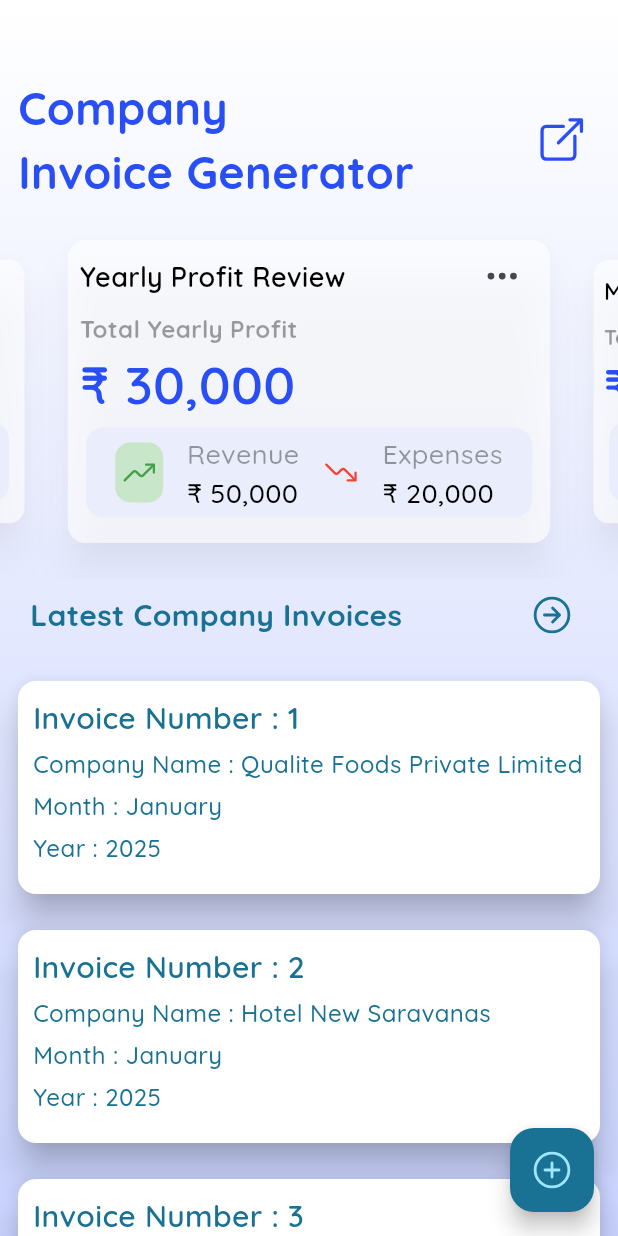
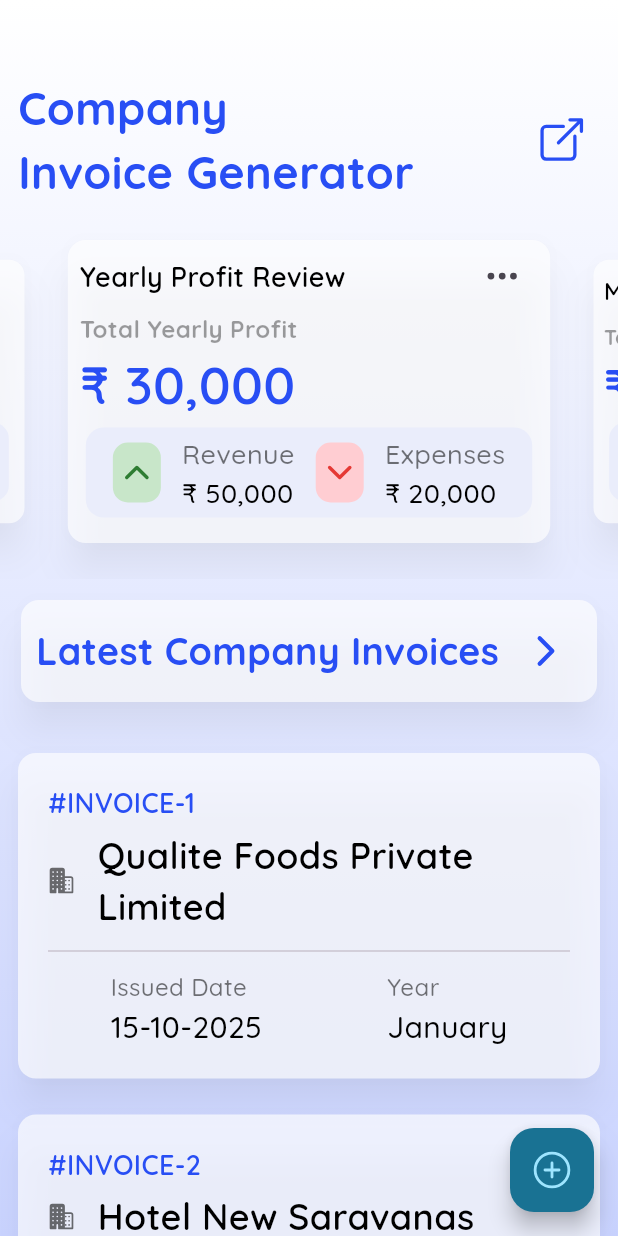
Before and after one commit to Preetham-Prasad-S/flutter-invoice-generator-clean-architecture, a Flutter app: the screen it shows after launch, on a phone screen of 412 x 824 dp. Run offline on Flutter 3.47's test engine with Material 3 defaults, Android fonts, the phone set to English and light mode, and no system bars; drawn by our look-alikes of carousel_slider; our stand-ins replace equatable, file_picker, flutter_riverpod, fpdart, ionicons, supabase_flutter and 1 more; accounts and stored records are empty.

Commit message:
Home screen UI update

```diff
--- a/lib/features/home/presentation/screens/home_screen.dart
+++ b/lib/features/home/presentation/screens/home_screen.dart
@@ -46,28 +46,36 @@
 
               // "Company Invoice" --> title text
               Padding(
-                padding: const EdgeInsets.symmetric(horizontal: 20.0),
+                padding: const EdgeInsets.all(10.0),
+                child: Card(
+                  elevation: 10,
+                  shadowColor: Colors.black26,
+                  color: const Color.fromARGB(171, 255, 255, 255),
+                  child: Padding(
+                    padding: const EdgeInsets.all(10.0),
                     child: Row(
                       mainAxisAlignment: MainAxisAlignment.spaceBetween,
                       children: [
                         Text(
                           "Latest Company Invoices",
                           style: TextStyle(
-                        color: const Color.fromARGB(255, 25, 114, 147),
+                            color: const Color.fromARGB(255, 40, 78, 244),
                             fontFamily: "Quicksand",
-                        fontSize: 20,
+                            fontSize: 25,
                             fontWeight: FontWeight.w700,
                           ),
                         ),
 
                         // Button to go the invoice page
                         IconButton(
-                      color: const Color.fromARGB(255, 25, 114, 147),
+                          color: const Color.fromARGB(255, 40, 78, 244),
                           iconSize: 30,
                           onPressed: () {},
-                      icon: Icon(Ionicons.arrow_forward_circle_outline),
+                          icon: Icon(Ionicons.chevron_forward_outline),
                         ),
                       ],
+                    ),
+                  ),
                 ),
               ),
 
--- a/lib/features/home/presentation/widgets/custom_invoice_card.dart
+++ b/lib/features/home/presentation/widgets/custom_invoice_card.dart
@@ -1,4 +1,5 @@
 import 'package:flutter/material.dart';
+import 'package:ionicons/ionicons.dart';
 
 class CustomInvoiceCard extends StatelessWidget {
   final String invoiceNumber;
@@ -19,55 +20,119 @@
     return Padding(
       padding: const EdgeInsets.symmetric(vertical: 8.0),
       child: SizedBox(
-        height: 150,
         child: Card(
           elevation: 10,
-          color: Colors.white,
+          shadowColor: Colors.black26,
+          color: const Color.fromARGB(171, 255, 255, 255),
           child: Padding(
-            padding: const EdgeInsets.all(10.0),
+            padding: const EdgeInsets.all(20.0),
             child: Column(
-              spacing: 5,
+              crossAxisAlignment: CrossAxisAlignment.start,
+              children: [
+                // Top Half , Invoice and company name
+                Row(
+                  crossAxisAlignment: CrossAxisAlignment.center,
+                  children: [
+                    Column(
                       crossAxisAlignment: CrossAxisAlignment.start,
                       children: [
                         Text(
-                  "Invoice Number : $invoiceNumber",
-                  overflow: TextOverflow.ellipsis,
+                          "#INVOICE-$invoiceNumber",
                           style: TextStyle(
-                    color: const Color.fromARGB(255, 25, 114, 147),
+                            color: const Color.fromARGB(255, 40, 78, 244),
                             fontWeight: FontWeight.w600,
-                    fontSize: 20,
+                            fontSize: 18,
+                            fontFamily: "Quicksand",
+                          ),
+                          maxLines: 3,
+                          softWrap: true,
+                          overflow: TextOverflow.visible,
+                        ),
+                        SizedBox(height: 5),
+                        Row(
+                          children: [
+                            Icon(
+                              size: 18,
+                              Ionicons.business,
+                              color: const Color.fromARGB(144, 0, 0, 0),
+                            ),
+                            SizedBox(width: 15),
+                            SizedBox(
+                              width: 300,
+                              child: Text(
+                                companyName,
+                                style: TextStyle(
+                                  color: Colors.black,
+                                  fontSize: 24,
+                                  fontWeight: FontWeight.w600,
                                   fontFamily: "Quicksand",
                                 ),
                               ),
+                            ),
+                          ],
+                        ),
+                      ],
+                    ),
+                  ],
+                ),
+                SizedBox(height: 5),
+                Divider(),
+                SizedBox(height: 5),
+                Row(
+                  mainAxisAlignment: MainAxisAlignment.spaceAround,
+                  children: [
+                    Column(
+                      crossAxisAlignment: CrossAxisAlignment.start,
+                      children: [
                         Text(
-                  "Company Name : $companyName",
+                          "Issued Date",
+                          overflow: TextOverflow.ellipsis,
                           style: TextStyle(
-                    color: const Color.fromARGB(255, 25, 114, 147),
-                    overflow: TextOverflow.ellipsis,
+                            color: Colors.black54,
                             fontSize: 16,
                             fontWeight: FontWeight.w500,
                             fontFamily: "Quicksand",
                           ),
                         ),
                         Text(
-                  "Month : $month",
+                          "$month",
                           overflow: TextOverflow.ellipsis,
                           style: TextStyle(
-                    color: const Color.fromARGB(255, 25, 114, 147),
+                            color: Colors.black,
+                            fontSize: 20,
+                            fontWeight: FontWeight.w500,
+                            fontFamily: "Quicksand",
+                          ),
+                        ),
+                      ],
+                    ),
+                    Column(
+                      crossAxisAlignment: CrossAxisAlignment.start,
+
+                      children: [
+                        Text(
+                          "Year",
+                          overflow: TextOverflow.ellipsis,
+                          style: TextStyle(
+                            color: Colors.black54,
                             fontSize: 16,
                             fontWeight: FontWeight.w500,
                             fontFamily: "Quicksand",
                           ),
                         ),
                         Text(
-                  "Year : $year",
+                          "$year",
                           overflow: TextOverflow.ellipsis,
                           style: TextStyle(
-                    color: const Color.fromARGB(255, 25, 114, 147),
-                    fontSize: 16,
+                            color: Colors.black,
+                            fontSize: 20,
                             fontWeight: FontWeight.w500,
                             fontFamily: "Quicksand",
                           ),
+                        ),
+                      ],
+                    ),
+                  ],
                 ),
               ],
             ),
--- a/lib/features/home/presentation/widgets/custom_invoice_card_viewer.dart
+++ b/lib/features/home/presentation/widgets/custom_invoice_card_viewer.dart
@@ -14,15 +14,14 @@
     return ListView.builder(
       padding: EdgeInsets.all(8),
       shrinkWrap: true,
-
       physics: NeverScrollableScrollPhysics(),
       itemCount: 3,
       itemBuilder: (context, index) {
         return CustomInvoiceCard(
           invoiceNumber: "${index + 1}",
           companyName: _companyName[index],
-          month: "January",
-          year: "2025",
+          month: "15-10-2025",
+          year: "January",
         );
       },
     );
--- a/lib/features/home/presentation/widgets/custom_status_card.dart
+++ b/lib/features/home/presentation/widgets/custom_status_card.dart
@@ -93,8 +93,8 @@
                             horizontal: 4,
                           ),
                           child: Icon(
-                            Ionicons.trending_up_outline,
-                            color: Colors.green.shade600,
+                            Ionicons.chevron_up_outline,
+                            color: Colors.green.shade800,
                           ),
                         ),
                       ),
@@ -107,7 +107,7 @@
                               fontSize: 18,
                               fontWeight: FontWeight.w500,
                               fontFamily: "Quicksand",
-                              color: Colors.black38,
+                              color: Colors.black54,
                             ),
                           ),
 
@@ -122,7 +122,23 @@
                           ),
                         ],
                       ),
-                      Icon(Ionicons.trending_down_outline, color: Colors.red),
+                      DecoratedBox(
+                        decoration: BoxDecoration(
+                          color: Colors.red.shade100,
+                          borderRadius: BorderRadius.circular(10),
+                        ),
+
+                        child: Padding(
+                          padding: const EdgeInsets.symmetric(
+                            vertical: 8,
+                            horizontal: 4,
+                          ),
+                          child: Icon(
+                            Ionicons.chevron_down_outline,
+                            color: Colors.red.shade600,
+                          ),
+                        ),
+                      ),
 
                       Column(
                         crossAxisAlignment: CrossAxisAlignment.start,
@@ -133,7 +149,7 @@
                               fontSize: 18,
                               fontWeight: FontWeight.w500,
                               fontFamily: "Quicksand",
-                              color: Colors.black38,
+                              color: Colors.black54,
                             ),
                           ),
 
--- a/lib/main.dart
+++ b/lib/main.dart
@@ -1,5 +1,6 @@
-import 'package:app_prototype/core/secrets/supabase_credentials.dart';
+// import 'package:app_prototype/core/secrets/supabase_credentials.dart';
 import 'package:app_prototype/features/home/presentation/screens/home_screen.dart';
+import 'package:app_prototype/features/invoice/presentation/screens/invoice_bill_screen.dart';
 import 'package:app_prototype/features/template/presentation/screens/upload_template_screen.dart';
 import 'package:flutter/material.dart';
 import 'package:flutter_riverpod/flutter_riverpod.dart';
@@ -8,10 +9,10 @@
 void main() async {
   WidgetsFlutterBinding.ensureInitialized();
 
-  await Supabase.initialize(
-    url: SupabaseCredentials.supabaseUrl,
-    anonKey: SupabaseCredentials.supabaseAnonKey,
-  );
+  // await Supabase.initialize(
+  //   url: SupabaseCredentials.supabaseUrl,
+  //   anonKey: SupabaseCredentials.supabaseAnonKey,
+  // );
 
   runApp(ProviderScope(child: MyApp()));
 }
```
Also changed, not shown: pubspec.lock, 1 other file. Lines whose indentation alone changed are shown as unchanged.
